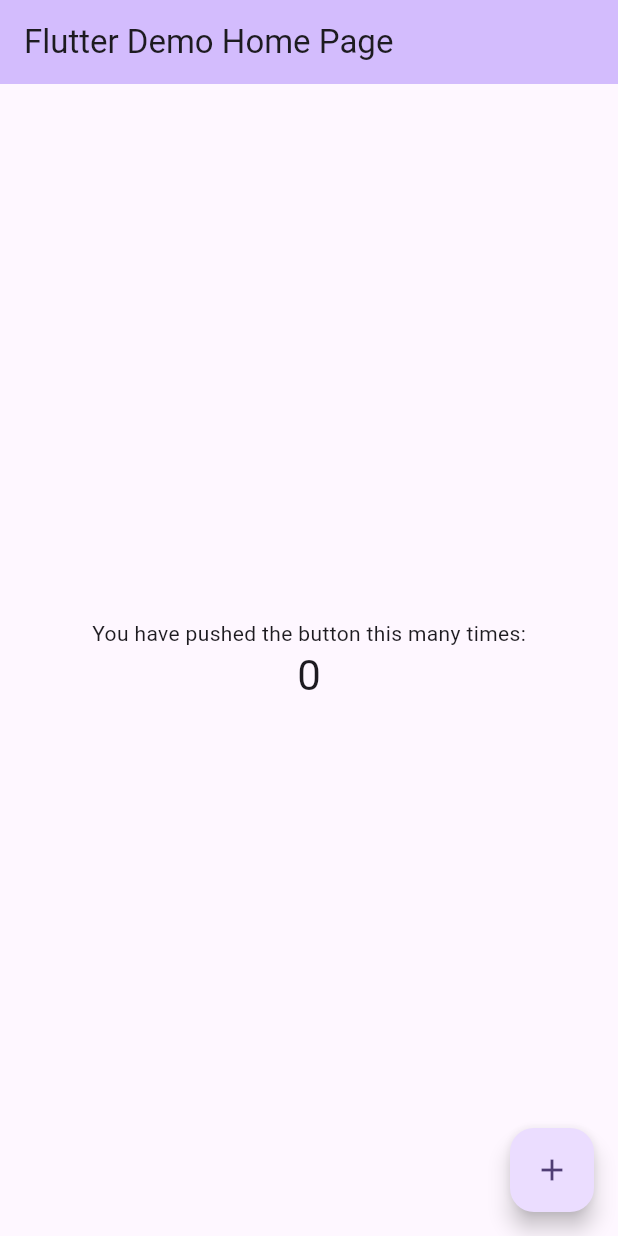
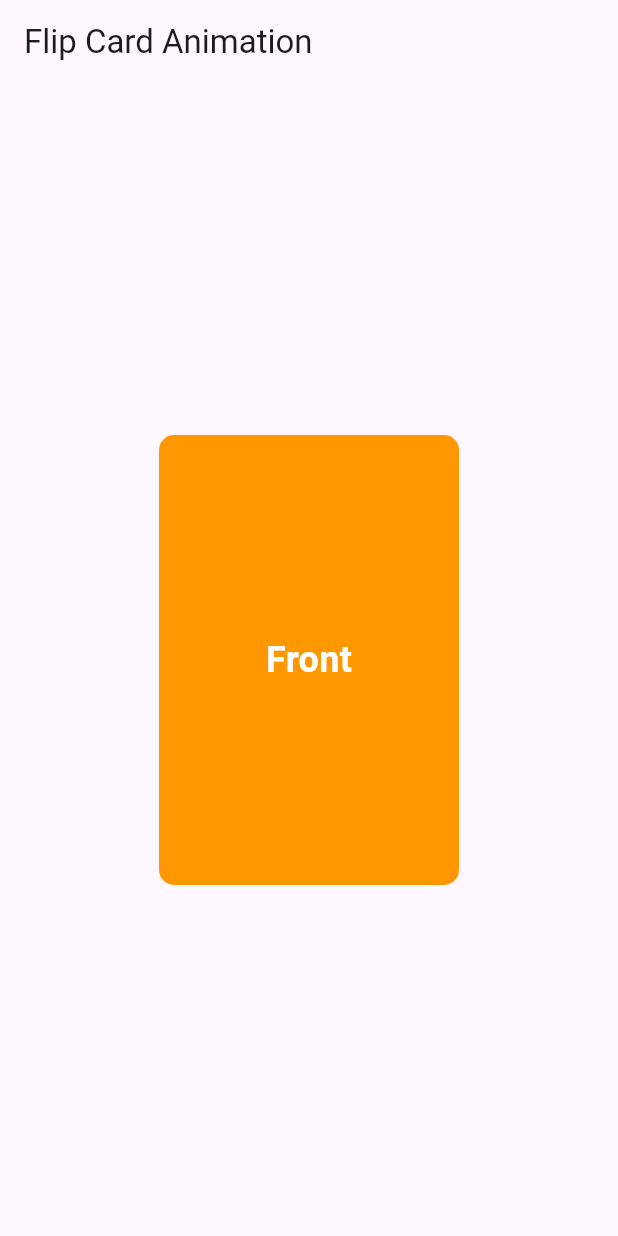
Before and after one commit to Keobiii/flutter_animation, a Flutter app: the screen it shows after launch, on a phone screen of 412 x 824 dp. Run offline on Flutter 3.47's test engine with Material 3 defaults, Android fonts, the phone set to English and light mode, and no system bars.

Commit message:
flip_animation

```diff
--- a/lib/main.dart
+++ b/lib/main.dart
@@ -1,4 +1,5 @@
 import 'package:flutter/material.dart';
+import 'package:flutter_animation/pages/flip_card_animation.dart';
 
 void main() {
   runApp(const MyApp());
@@ -13,110 +14,9 @@ class MyApp extends StatelessWidget {
     return MaterialApp(
       title: 'Flutter Demo',
       theme: ThemeData(
-        // This is the theme of your application.
-        //
-        // TRY THIS: Try running your application with "flutter run". You'll see
-        // the application has a purple toolbar. Then, without quitting the app,
-        // try changing the seedColor in the colorScheme below to Colors.green
-        // and then invoke "hot reload" (save your changes or press the "hot
-        // reload" button in a Flutter-supported IDE, or press "r" if you used
-        // the command line to start the app).
-        //
-        // Notice that the counter didn't reset back to zero; the application
-        // state is not lost during the reload. To reset the state, use hot
-        // restart instead.
-        //
-        // This works for code too, not just values: Most code changes can be
-        // tested with just a hot reload.
         colorScheme: ColorScheme.fromSeed(seedColor: Colors.deepPurple),
       ),
-      home: const MyHomePage(title: 'Flutter Demo Home Page'),
+      home: FlipCardAnimation(),
     );
   }
 }
-
-class MyHomePage extends StatefulWidget {
-  const MyHomePage({super.key, required this.title});
-
-  // This widget is the home page of your application. It is stateful, meaning
-  // that it has a State object (defined below) that contains fields that affect
-  // how it looks.
-
-  // This class is the configuration for the state. It holds the values (in this
-  // case the title) provided by the parent (in this case the App widget) and
-  // used by the build method of the State. Fields in a Widget subclass are
-  // always marked "final".
-
-  final String title;
-
-  @override
-  State<MyHomePage> createState() => _MyHomePageState();
-}
-
-class _MyHomePageState extends State<MyHomePage> {
-  int _counter = 0;
-
-  void _incrementCounter() {
-    setState(() {
-      // This call to setState tells the Flutter framework that something has
-      // changed in this State, which causes it to rerun the build method below
-      // so that the display can reflect the updated values. If we changed
-      // _counter without calling setState(), then the build method would not be
-      // called again, and so nothing would appear to happen.
-      _counter++;
-    });
-  }
-
-  @override
-  Widget build(BuildContext context) {
-    // This method is rerun every time setState is called, for instance as done
-    // by the _incrementCounter method above.
-    //
-    // The Flutter framework has been optimized to make rerunning build methods
-    // fast, so that you can just rebuild anything that needs updating rather
-    // than having to individually change instances of widgets.
-    return Scaffold(
-      appBar: AppBar(
-        // TRY THIS: Try changing the color here to a specific color (to
-        // Colors.amber, perhaps?) and trigger a hot reload to see the AppBar
-        // change color while the other colors stay the same.
-        backgroundColor: Theme.of(context).colorScheme.inversePrimary,
-        // Here we take the value from the MyHomePage object that was created by
-        // the App.build method, and use it to set our appbar title.
-        title: Text(widget.title),
-      ),
-      body: Center(
-        // Center is a layout widget. It takes a single child and positions it
-        // in the middle of the parent.
-        child: Column(
-          // Column is also a layout widget. It takes a list of children and
-          // arranges them vertically. By default, it sizes itself to fit its
-          // children horizontally, and tries to be as tall as its parent.
-          //
-          // Column has various properties to control how it sizes itself and
-          // how it positions its children. Here we use mainAxisAlignment to
-          // center the children vertically; the main axis here is the vertical
-          // axis because Columns are vertical (the cross axis would be
-          // horizontal).
-          //
-          // TRY THIS: Invoke "debug painting" (choose the "Toggle Debug Paint"
-          // action in the IDE, or press "p" in the console), to see the
-          // wireframe for each widget.
-          mainAxisAlignment: MainAxisAlignment.center,
-          children: <Widget>[
-            const Text('You have pushed the button this many times:'),
-            Text(
-              '$_counter',
-              style: Theme.of(context).textTheme.headlineMedium,
-            ),
-          ],
-        ),
-      ),
-      floatingActionButton: FloatingActionButton(
-        onPressed: _incrementCounter,
-        tooltip: 'Increment',
-        child: const Icon(Icons.add),
-      ), // This trailing comma makes auto-formatting nicer for build methods.
-    );
-  }
-}
--- /dev/null
+++ b/lib/pages/flip_card_animation.dart
@@ -0,0 +1,141 @@
+import 'package:flutter/material.dart';
+
+class FlipCardAnimation extends StatefulWidget {
+  const FlipCardAnimation({super.key});
+
+  @override
+  State<FlipCardAnimation> createState() => _FlipCardAnimationState();
+}
+
+class _FlipCardAnimationState extends State<FlipCardAnimation> with SingleTickerProviderStateMixin{
+ // "SingleTickerProviderStateMixin" provides way to create single animation controller
+
+  // declare controller and animation
+  late AnimationController _controller;
+  late Animation<double> _animation;
+  bool _isFront = true;
+
+  @override
+  void initState() {
+    super.initState();
+    // Initializing the animation controller
+    _controller = AnimationController(
+      // duration of card to flip
+      duration: const Duration(seconds: 1),
+      // synchronize the animation with flutter framework
+      vsync: this,
+    );
+
+    // Initialize animation
+    // _animation = Tween<double>(begin: 0, end: 1).animate(_controller);
+    // "begin: 0, end: 1" progress indicator for flip
+    // 0 means card fully visible
+    // 1 means represent the back card
+
+    // second animation
+    _animation = Tween<double>(begin: 0, end: 1).animate(
+      CurvedAnimation(
+        parent: _controller,
+        curve: Curves.easeInOut
+      )
+    );
+  }
+
+  // function that responsible for handling flipping action
+  // checking the state of the card and provide the animation
+  void _toggleCard() {
+    if (_isFront) {
+      // transitioning the card from 0 - 1
+      _controller.forward();
+    } else {
+      // transitioning the card from 1 - 0
+      _controller.reverse();
+    }
+
+    // update the state to rebuild the widget and update UI accordingly
+    setState(() {
+      _isFront = !_isFront;
+    });
+  }
+
+  // disposing the controller to avoid memory leaks when app is not using
+  @override
+  void dispose() {
+    _controller.dispose();
+    super.dispose();
+  }
+
+  @override
+  Widget build(BuildContext context) {
+    return Scaffold(
+      appBar: AppBar(title: const Text('Flip Card Animation')),
+      body: Center(
+        child: GestureDetector(
+          onTap: _toggleCard,
+          child: AnimatedBuilder(
+            // "AnimatedBuilder" allow to rebuild parts of UI based on the changes in animation
+            animation: _animation,
+            builder: (context, child) {
+              return Transform(
+                // "Transform" allows to apply transformation to its child based on provided matrix
+                transform: Matrix4.identity()
+                // 3D transformation, without this the transformation will look like 2D flat
+                ..setEntry(3, 2, 0.001)
+                // Rotates widget around Y-axis (horizontal flip) 0 - front view 3.14159 back view
+                ..rotateY(_animation.value * 3.14159),
+                // rotate child along with Y-axis
+                alignment: Alignment.center,
+                // card display based the animation value
+                child:
+                    _animation.value < 0.5
+                        ? _builFronCard()
+                        : Transform(
+                          alignment: Alignment.center,
+                          transform: Matrix4.identity()..scale(-1.0, 1.0, 1.0),
+                          child: _buildBackCard(),
+                        ),
+                  // The flip animation goes from 0 to 1.
+                  // When value < 0.5, card in the first half → show the front card.
+                  // When value >= 0.5, card in the second half → show the back card.
+
+              );
+            },
+          ),
+        ),
+      ),
+    );
+  }
+
+  Widget _builFronCard() {
+    return Container(
+      width: 200,
+      height: 300,
+      decoration: BoxDecoration(
+        color: Colors.orange,
+        borderRadius: BorderRadius.circular(10),
+      ),
+      alignment: Alignment.center,
+      child: const Text(
+        'Front',
+        style: TextStyle(fontSize: 24, fontWeight: FontWeight.bold, color: Colors.white),
+      ),
+    );
+  }
+
+
+  Widget _buildBackCard() {
+    return Container(
+      width: 200,
+      height: 300,
+      decoration: BoxDecoration(
+        color: Colors.blue,
+        borderRadius: BorderRadius.circular(10),
+      ),
+      alignment: Alignment.center,
+      child: const Text(
+        'Back',
+        style: TextStyle(fontSize: 24, fontWeight: FontWeight.bold, color: Colors.white),
+      ),
+    );
+  }
+}
```
